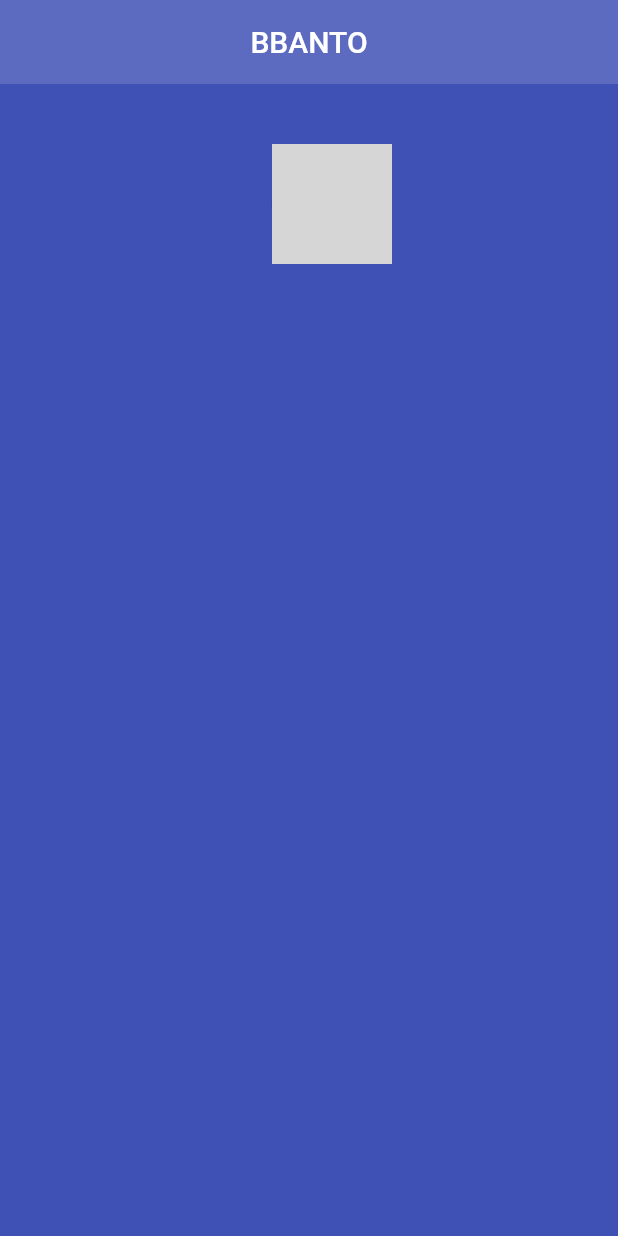
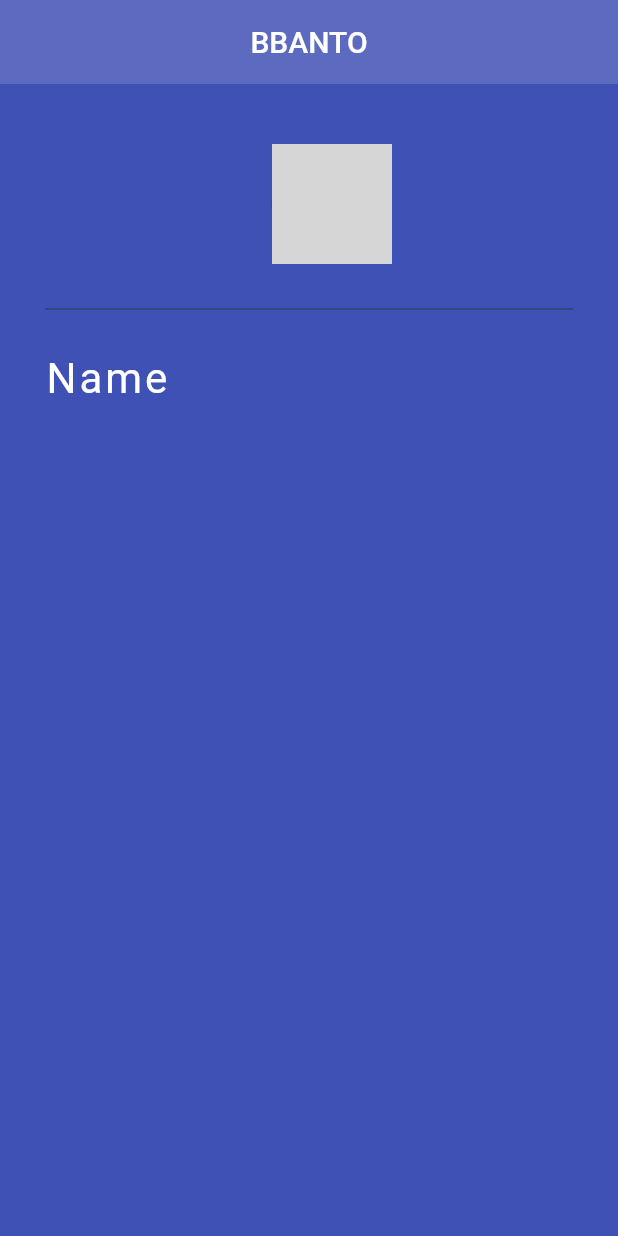
Before and after one commit to josungwoo/flutter_PasswordManager, a Flutter app: the screen it shows after launch, on a phone screen of 412 x 824 dp. Run offline on Flutter 3.47's test engine with Material 2 defaults, Android fonts, the phone set to English and light mode, and no system bars; grey boxes are pictures that could not be loaded.

Commit message:
name and divider

```diff
--- a/lib/main.dart
+++ b/lib/main.dart
@@ -42,7 +42,15 @@ class Grade extends StatelessWidget {
                 backgroundImage: AssetImage('icon1.png'),
                 radius: 40,
               ),
-            )
+            ),
+            Divider(
+              color: Colors.grey[850],
+              thickness: 0.5,
+              height: 60,
+              endIndent: 30, // 끝나는 구역에서 얼마나 떨어질지
+            ),
+            const Text("Name", style: TextStyle(color: Colors.white, fontSize: 28,letterSpacing: 2.0),),
+            const SizedBox(height: 30),
           ],
         ),
       ),
```
Also changed, not shown: 1 other file.
